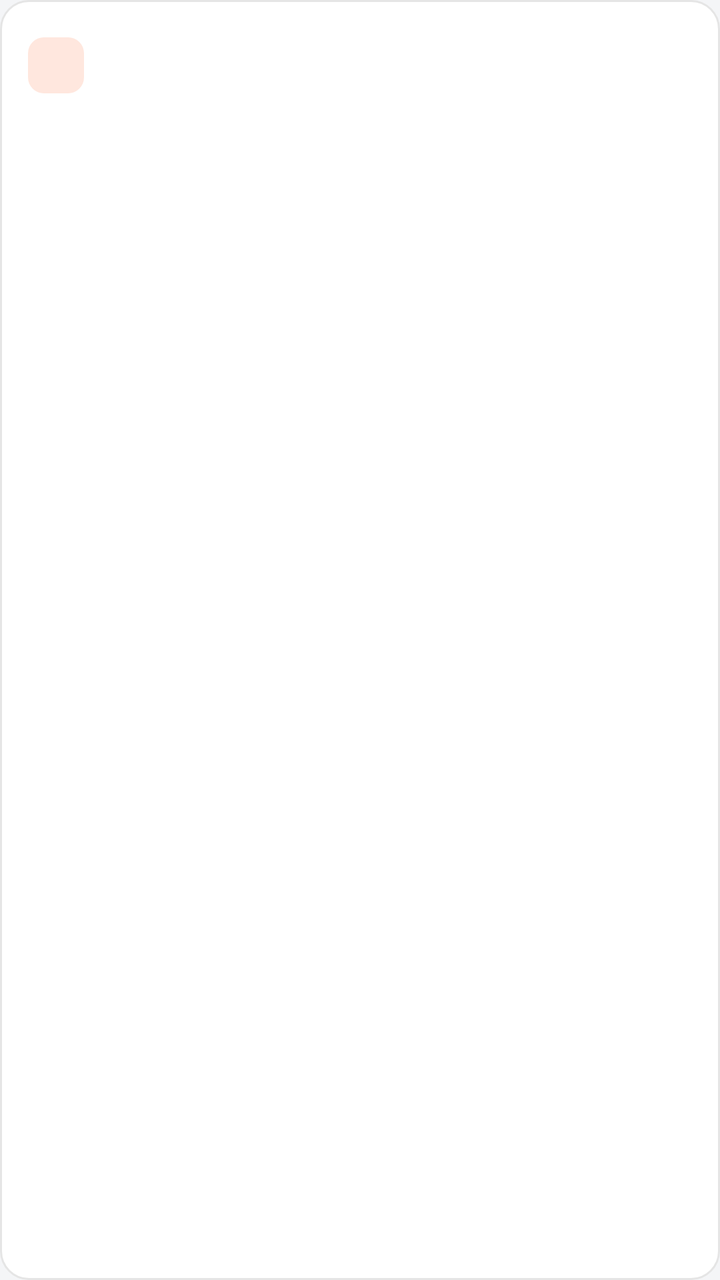
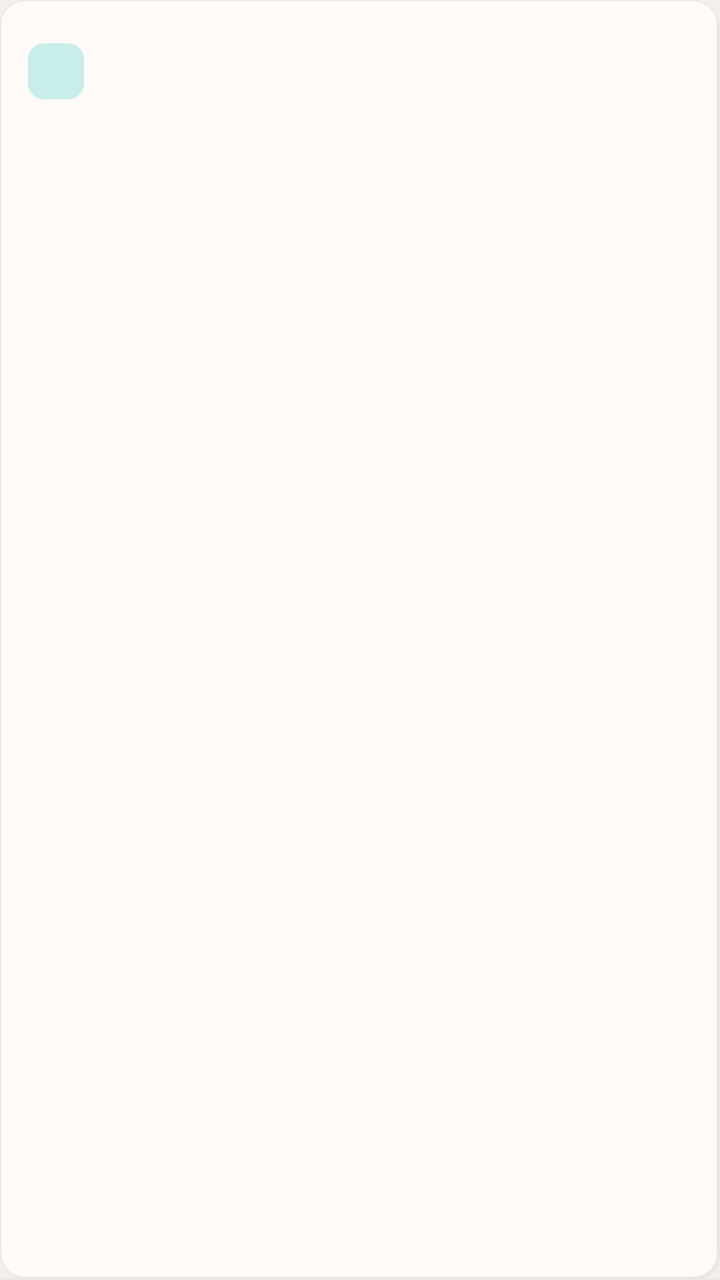

Screens rendered from an Android XML layout before and after an edit, with the pre-edit source and the edit as a unified diff.
<!-- AndroidManifest.xml: application theme Theme.Deuktemsiru_seller -->
<!-- res/layout/item_top_menu.xml -->
<?xml version="1.0" encoding="utf-8"?>

<LinearLayout
    xmlns:android="http://schemas.android.com/apk/res/android"
    android:layout_width="match_parent"
    android:layout_height="wrap_content"
    android:orientation="vertical"
    android:background="@drawable/bg_card_white">

    <LinearLayout
        android:layout_width="match_parent"
        android:layout_height="wrap_content"
        android:orientation="horizontal"
        android:gravity="center_vertical"
        android:padding="14dp">

        <TextView
            android:id="@+id/tvRank"
            android:layout_width="28dp"
            android:layout_height="28dp"
            android:gravity="center"
            android:textSize="13sp"
            android:fontFamily="sans-serif-medium"
            android:background="@drawable/bg_rounded_primary_light" />

        <TextView
            android:id="@+id/tvMenuEmoji"
            android:layout_width="36dp"
            android:layout_height="36dp"
            android:gravity="center"
            android:textSize="20sp"
            android:layout_marginStart="10dp" />

        <LinearLayout
            android:layout_width="0dp"
            android:layout_height="wrap_content"
            android:layout_weight="1"
            android:orientation="vertical"
            android:layout_marginStart="8dp">

            <TextView
                android:id="@+id/tvMenuName"
                android:layout_width="wrap_content"
                android:layout_height="wrap_content"
                android:textSize="14sp"
                android:textColor="@color/text"
                android:fontFamily="sans-serif-medium" />

            <TextView
                android:id="@+id/tvMenuCount"
                android:layout_width="wrap_content"
                android:layout_height="wrap_content"
                android:textSize="12sp"
                android:textColor="@color/text_sub"
                android:layout_marginTop="2dp" />

        </LinearLayout>

    </LinearLayout>

    <View
        android:id="@+id/dividerMenu"
        android:layout_width="match_parent"
        android:layout_height="1dp"
        android:background="@color/border"
        android:layout_marginStart="20dp"
        android:visibility="gone" />

</LinearLayout>
<!-- resources referenced by this layout -->
<resources>
  <color name="border">#FFE5E5E5</color>
  <color name="text">#FF1A1A1A</color>
  <color name="text_sub">#FF666666</color>
  <!-- drawable bg_card_white (drawable) -->
  <?xml version="1.0" encoding="utf-8"?>
  
  <shape xmlns:android="http://schemas.android.com/apk/res/android"
      android:shape="rectangle">
      <solid android:color="#FFFFFF" />
      <stroke android:width="1dp" android:color="#E5E5E5" />
      <corners android:radius="14dp" />
  </shape>
  <!-- drawable bg_rounded_primary_light (drawable) -->
  <?xml version="1.0" encoding="utf-8"?>
  
  <shape xmlns:android="http://schemas.android.com/apk/res/android"
      android:shape="rectangle">
      <solid android:color="@color/primary_light" />
      <corners android:radius="8dp" />
  </shape>
  <style name="Theme.Deuktemsiru_seller" parent="Base.Theme.Deuktemsiru_seller" />
  <color name="primary_light">#FFFFE7DE</color>
  <style name="Base.Theme.Deuktemsiru_seller" parent="Theme.Material3.Light.NoActionBar">
          <item name="colorPrimary">@color/primary</item>
          <item name="colorPrimaryVariant">@color/primary_dark</item>
          <item name="colorOnPrimary">@color/white</item>
          <item name="colorSurface">@color/surface</item>
          <item name="android:colorBackground">@color/surface</item>
          <item name="android:fontFamily">sans-serif</item>
          <item name="bottomNavigationStyle">@style/Widget.App.BottomNav</item>
      </style>
  <color name="primary">#FFC94B28</color>
  <color name="primary_dark">#FF8A2F19</color>
  <color name="white">#FFFFFFFF</color>
  <color name="surface">#FFF4F5F7</color>
  <style name="Widget.App.BottomNav" parent="Widget.Material3.BottomNavigationView">
          <item name="itemIconTint">@color/bottom_nav_color</item>
          <item name="itemTextColor">@color/bottom_nav_color</item>
          <item name="itemActiveIndicatorStyle">@style/Widget.App.ActiveIndicator</item>
      </style>
  <style name="Widget.App.ActiveIndicator" parent="Widget.Material3.BottomNavigationView.ActiveIndicator">
          <item name="android:color">@color/primary_light</item>
      </style>
</resources>

<!-- the commit's change to res/layout/item_top_menu.xml (unified diff, before → after) -->
@@ -5,7 +5,7 @@
     android:layout_width="match_parent"
     android:layout_height="wrap_content"
     android:orientation="vertical"
-    android:background="@drawable/bg_card_white">
+    android:background="@drawable/bg_list_item_bottom">
 
     <LinearLayout
         android:layout_width="match_parent"
@@ -19,7 +19,7 @@
             android:layout_width="28dp"
             android:layout_height="28dp"
             android:gravity="center"
-            android:textSize="13sp"
+            android:textSize="16sp"
             android:fontFamily="sans-serif-medium"
             android:background="@drawable/bg_rounded_primary_light" />
 
@@ -28,7 +28,7 @@
             android:layout_width="36dp"
             android:layout_height="36dp"
             android:gravity="center"
-            android:textSize="20sp"
+            android:textSize="24sp"
             android:layout_marginStart="10dp" />
 
         <LinearLayout
@@ -42,7 +42,7 @@
                 android:id="@+id/tvMenuName"
                 android:layout_width="wrap_content"
                 android:layout_height="wrap_content"
-                android:textSize="14sp"
+                android:textSize="17sp"
                 android:textColor="@color/text"
                 android:fontFamily="sans-serif-medium" />
 
@@ -50,7 +50,7 @@
                 android:id="@+id/tvMenuCount"
                 android:layout_width="wrap_content"
                 android:layout_height="wrap_content"
-                android:textSize="12sp"
+                android:textSize="14sp"
                 android:textColor="@color/text_sub"
                 android:layout_marginTop="2dp" />
 
<!-- resource entries referenced after the edit -->
@@ -1,17 +1,31 @@
 <!-- resources referenced by this layout -->
 <resources>
-  <color name="border">#FFE5E5E5</color>
-  <color name="text">#FF1A1A1A</color>
-  <color name="text_sub">#FF666666</color>
-  <!-- drawable bg_card_white (drawable) -->
+  <color name="border">#FFE2C8C0</color>
+  <color name="text">#FF1A1110</color>
+  <color name="text_sub">#FF534341</color>
+  <!-- drawable bg_list_item_bottom (drawable) -->
   <?xml version="1.0" encoding="utf-8"?>
-  
-  <shape xmlns:android="http://schemas.android.com/apk/res/android"
-      android:shape="rectangle">
-      <solid android:color="#FFFFFF" />
-      <stroke android:width="1dp" android:color="#E5E5E5" />
-      <corners android:radius="14dp" />
-  </shape>
+  <layer-list xmlns:android="http://schemas.android.com/apk/res/android">
+      <item android:left="2dp" android:top="2dp">
+          <shape android:shape="rectangle">
+              <solid android:color="@color/neu_shadow" />
+              <corners android:radius="12dp" />
+          </shape>
+      </item>
+      <item android:right="1dp" android:bottom="1dp">
+          <shape android:shape="rectangle">
+              <solid android:color="@color/surface_alt" />
+              <stroke android:width="0.5dp" android:color="@color/border_light" />
+              <corners android:radius="12dp" />
+          </shape>
+      </item>
+      <item android:gravity="bottom">
+          <shape android:shape="rectangle">
+              <size android:height="1dp" />
+              <solid android:color="@color/border_light" />
+          </shape>
+      </item>
+  </layer-list>
   <!-- drawable bg_rounded_primary_light (drawable) -->
   <?xml version="1.0" encoding="utf-8"?>
   
@@ -21,7 +35,10 @@
       <corners android:radius="8dp" />
   </shape>
   <style name="Theme.Deuktemsiru_seller" parent="Base.Theme.Deuktemsiru_seller" />
-  <color name="primary_light">#FFFFE7DE</color>
+  <color name="neu_shadow">#24C7B3AD</color>
+  <color name="surface_alt">#FFFFFBF8</color>
+  <color name="border_light">#FFEDE8E5</color>
+  <color name="primary_light">#C8EDEA</color>
   <style name="Base.Theme.Deuktemsiru_seller" parent="Theme.Material3.Light.NoActionBar">
           <item name="colorPrimary">@color/primary</item>
           <item name="colorPrimaryVariant">@color/primary_dark</item>
@@ -29,12 +46,15 @@
           <item name="colorSurface">@color/surface</item>
           <item name="android:colorBackground">@color/surface</item>
           <item name="android:fontFamily">sans-serif</item>
+          <item name="android:navigationBarColor">@color/surface_alt</item>
+          <item name="android:statusBarColor" tools:targetApi="l">@color/surface_alt</item>
+          <item name="android:windowLightStatusBar" tools:targetApi="m">true</item>
           <item name="bottomNavigationStyle">@style/Widget.App.BottomNav</item>
       </style>
-  <color name="primary">#FFC94B28</color>
-  <color name="primary_dark">#FF8A2F19</color>
+  <color name="primary">#0B7A6E</color>
+  <color name="primary_dark">#065950</color>
   <color name="white">#FFFFFFFF</color>
-  <color name="surface">#FFF4F5F7</color>
+  <color name="surface">#FFF5EFEC</color>
   <style name="Widget.App.BottomNav" parent="Widget.Material3.BottomNavigationView">
           <item name="itemIconTint">@color/bottom_nav_color</item>
           <item name="itemTextColor">@color/bottom_nav_color</item>
